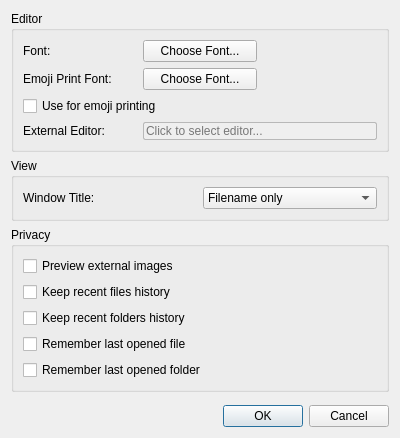
BrainB0ne/plainmd, file src/preferencesdialog.ui: the form before one commit.
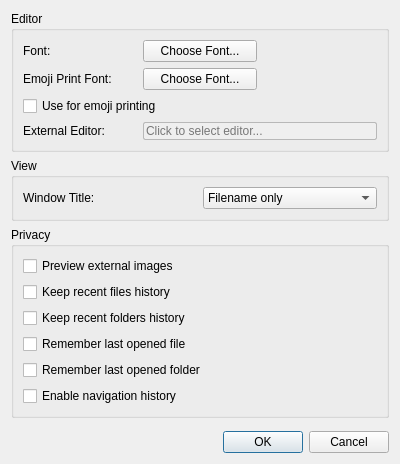
The form after the commit.

Commit message:
Add Navigation History with Back/Forward and Privacy Toggle
- Back/Forward navigation via Alt+Left / Alt+Right shortcuts
- Toolbar buttons with arrow-left/right icons
- Session-only history (never persisted to disk)
- Privacy toggle in Preferences to enable/disable history
- Disabling history clears existing stack immediately
- Forward history truncated when branching to new file
- Find Next icon changed to arrow-down to avoid collision with Forward
- Updates AGENTS.md, src/AGENTS.md, and README.md

```diff
--- a/src/preferencesdialog.ui
+++ b/src/preferencesdialog.ui
@@ -166,6 +166,13 @@
           </property>
          </widget>
         </item>
+        <item>
+         <widget class="QCheckBox" name="navHistoryCheck">
+          <property name="text">
+           <string>Enable navigation history</string>
+          </property>
+         </widget>
+        </item>
        </layout>
       </widget>
      </item>
```
The commit also changes 10 other files.
